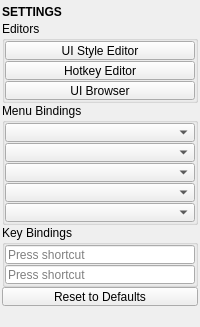
Above: tentacle/ui/settings.ui from m3trik/tentacle before the change. Below: the same form after it.
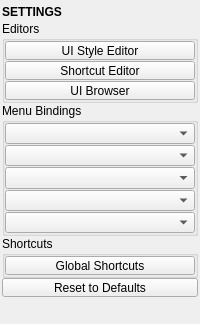
That is the form after the change. Custom widgets are drawn as their Qt base class.

Commit message:
feat: Global Shortcuts button + marking-menu binding centralized in uitk; repeat-last consolidation; Color ID + Shortcut Editor terminology
Settings: single Global Shortcuts button opens sb.editors.show('global_shortcuts');
Menu Bindings combos bind by gesture (get/set_route_target). Repeat-last folded
onto the uitk repeat_last_command (fixes 5x-ambiguous QShortcut); ships unbound.
Hotkey Editor -> Shortcut Editor (editors.show('shortcut')); Color Manager -> Color ID.

```diff
--- a/tentacle/ui/settings.ui
+++ b/tentacle/ui/settings.ui
@@ -133,7 +133,7 @@
             <string>Customize the UI shortcuts.</string>
            </property>
            <property name="text">
-            <string>Hotkey Editor</string>
+            <string>Shortcut Editor</string>
            </property>
           </widget>
          </item>
@@ -254,7 +254,7 @@
       <item>
        <widget class="QGroupBox" name="bindings_group_2">
         <property name="title">
-         <string>Key Bindings</string>
+         <string>Shortcuts</string>
         </property>
         <layout class="QVBoxLayout" name="verticalLayout_bindings_3">
          <property name="spacing">
@@ -273,28 +273,24 @@
           <number>0</number>
          </property>
          <item>
-          <widget class="QKeySequenceEdit" name="kse_activation_key">
+          <widget class="QPushButton" name="b023">
            <property name="minimumSize">
             <size>
              <width>0</width>
              <height>19</height>
             </size>
            </property>
-           <property name="toolTip">
-            <string>Set the hotkey to show the marking menu</string>
-           </property>
-          </widget>
-         </item>
-         <item>
-          <widget class="QKeySequenceEdit" name="kse_repeat_last">
-           <property name="minimumSize">
+           <property name="maximumSize">
             <size>
-             <width>0</width>
+             <width>16777215</width>
              <height>19</height>
             </size>
            </property>
            <property name="toolTip">
-            <string>Set the hotkey to repeat the last called slot</string>
+            <string>Edit the global shortcut triggers — the marking-menu activation key, repeat-last, and reopen-last UI.</string>
+           </property>
+           <property name="text">
+            <string>Global Shortcuts</string>
            </property>
           </widget>
          </item>
```
The commit also changes 18 other files.
